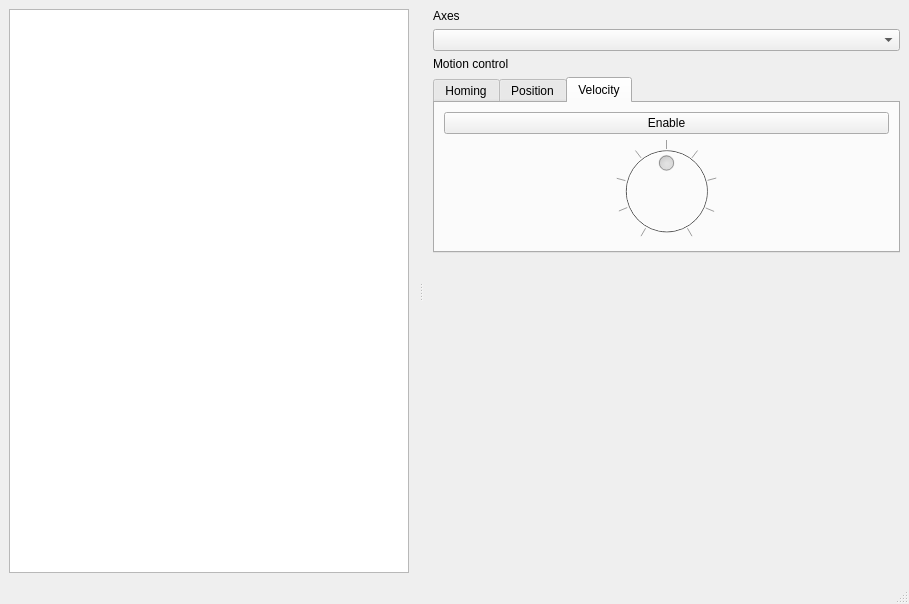
First picture: the form in examples/scope/resources/ui/scopewindow.ui, repository ingeniamc/ingenialink-python, before the edit.
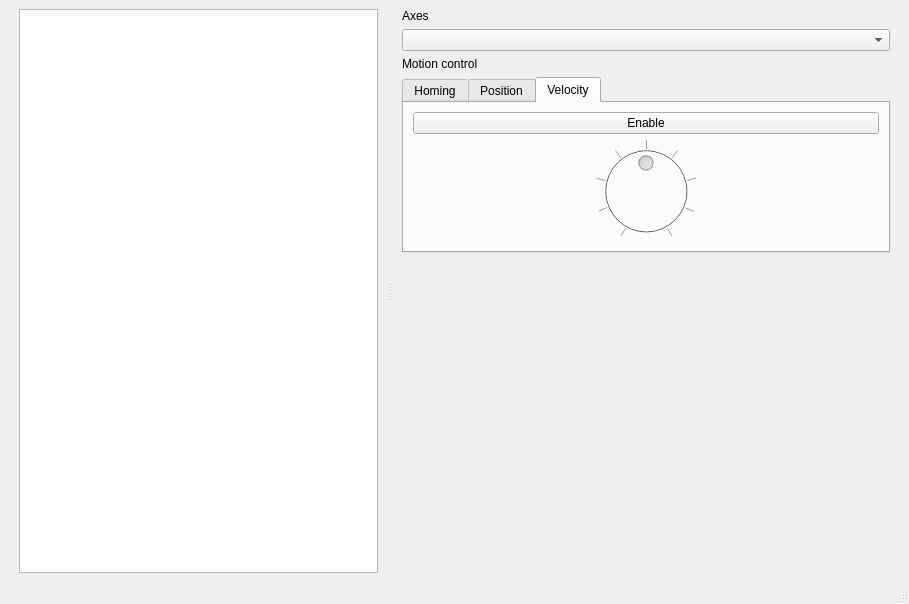
Second picture: the form after the edit. The open tabs and pages were chosen to show the change. Custom widgets are drawn as their Qt base class.

Commit message: examples: scope: refactor (use state machine, thread+worker pattern, etc.)

The edit to the form file:
```diff
--- a/examples/scope/resources/ui/scopewindow.ui
+++ b/examples/scope/resources/ui/scopewindow.ui
@@ -25,6 +25,9 @@
       </property>
       <widget class="QWidget" name="verticalLayoutWidget">
        <layout class="QVBoxLayout" name="vboxScope">
+        <property name="leftMargin">
+         <number>10</number>
+        </property>
         <property name="rightMargin">
          <number>10</number>
         </property>
@@ -51,6 +54,9 @@
         <property name="leftMargin">
          <number>10</number>
         </property>
+        <property name="rightMargin">
+         <number>10</number>
+        </property>
         <item>
          <widget class="QLabel" name="lblAxes">
           <property name="text">
@@ -91,7 +97,7 @@
           </property>
           <property name="minimumSize">
            <size>
-            <width>300</width>
+            <width>350</width>
             <height>0</height>
            </size>
           </property>
@@ -169,6 +175,21 @@
             <string>Velocity</string>
            </attribute>
            <layout class="QVBoxLayout" name="verticalLayout_3">
+            <property name="spacing">
+             <number>6</number>
+            </property>
+            <property name="leftMargin">
+             <number>9</number>
+            </property>
+            <property name="topMargin">
+             <number>9</number>
+            </property>
+            <property name="rightMargin">
+             <number>9</number>
+            </property>
+            <property name="bottomMargin">
+             <number>9</number>
+            </property>
             <item>
              <widget class="QPushButton" name="btnVelocityPower">
               <property name="sizePolicy">
```
Left out of the diff: 38 changed lines with no effect on the pictures. The commit also changes 1 other file.
